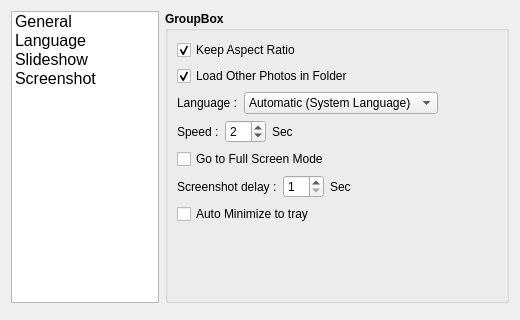
Qt form Source/option.ui (ARASHz4/Advanced_Photo) before a commit.
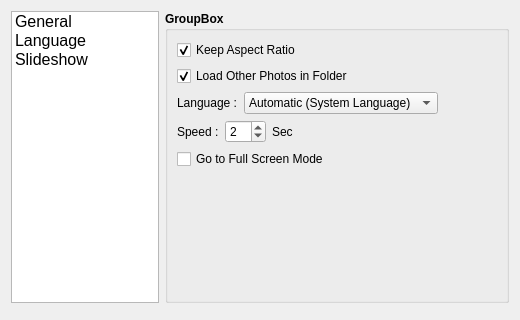
The same form after that commit. Icons and pictures are not drawn.

Patch:
```diff
--- a/Source/option.ui
+++ b/Source/option.ui
@@ -92,20 +92,6 @@
         <normaloff>:/Icons/Slideshow Start.png</normaloff>:/Icons/Slideshow Start.png</iconset>
       </property>
      </item>
-     <item>
-      <property name="text">
-       <string>Screenshot</string>
-      </property>
-      <property name="font">
-       <font>
-        <pointsize>12</pointsize>
-       </font>
-      </property>
-      <property name="icon">
-       <iconset resource="Icon.qrc">
-        <normaloff>:/Icons/Screenshot.png</normaloff>:/Icons/Screenshot.png</iconset>
-      </property>
-     </item>
     </widget>
    </item>
    <item row="0" column="1">
@@ -292,7 +278,7 @@
         </item>
        </layout>
       </item>
-      <item row="7" column="0">
+      <item row="5" column="0">
        <spacer name="verticalSpacer">
         <property name="orientation">
          <enum>Qt::Vertical</enum>
@@ -305,78 +291,6 @@
         </property>
        </spacer>
       </item>
-      <item row="5" column="0">
-       <layout class="QHBoxLayout" name="horizontalLayout_3">
-        <item>
-         <widget class="QLabel" name="screenshotDelay">
-          <property name="font">
-           <font>
-            <weight>50</weight>
-            <bold>false</bold>
-           </font>
-          </property>
-          <property name="text">
-           <string>Screenshot delay :</string>
-          </property>
-         </widget>
-        </item>
-        <item>
-         <widget class="QSpinBox" name="screenshotDelaySpinBox">
-          <property name="font">
-           <font>
-            <weight>50</weight>
-            <bold>false</bold>
-           </font>
-          </property>
-          <property name="minimum">
-           <number>1</number>
-          </property>
-          <property name="maximum">
-           <number>60</number>
-          </property>
-         </widget>
-        </item>
-        <item>
-         <widget class="QLabel" name="SecLabel_2">
-          <property name="font">
-           <font>
-            <weight>50</weight>
-            <bold>false</bold>
-           </font>
-          </property>
-          <property name="text">
-           <string>Sec</string>
-          </property>
-         </widget>
-        </item>
-        <item>
-         <spacer name="horizontalSpacer_2">
-          <property name="orientation">
-           <enum>Qt::Horizontal</enum>
-          </property>
-          <property name="sizeHint" stdset="0">
-           <size>
-            <width>0</width>
-            <height>0</height>
-           </size>
-          </property>
-         </spacer>
-        </item>
-       </layout>
-      </item>
-      <item row="6" column="0">
-       <widget class="QCheckBox" name="ScreenshotAtuoMinimizeCheckBox">
-        <property name="font">
-         <font>
-          <weight>50</weight>
-          <bold>false</bold>
-         </font>
-        </property>
-        <property name="text">
-         <string>Auto Minimize to tray</string>
-        </property>
-       </widget>
-      </item>
      </layout>
     </widget>
    </item>
```
Left out of the diff: 40 changed lines with no effect on the pictures.
